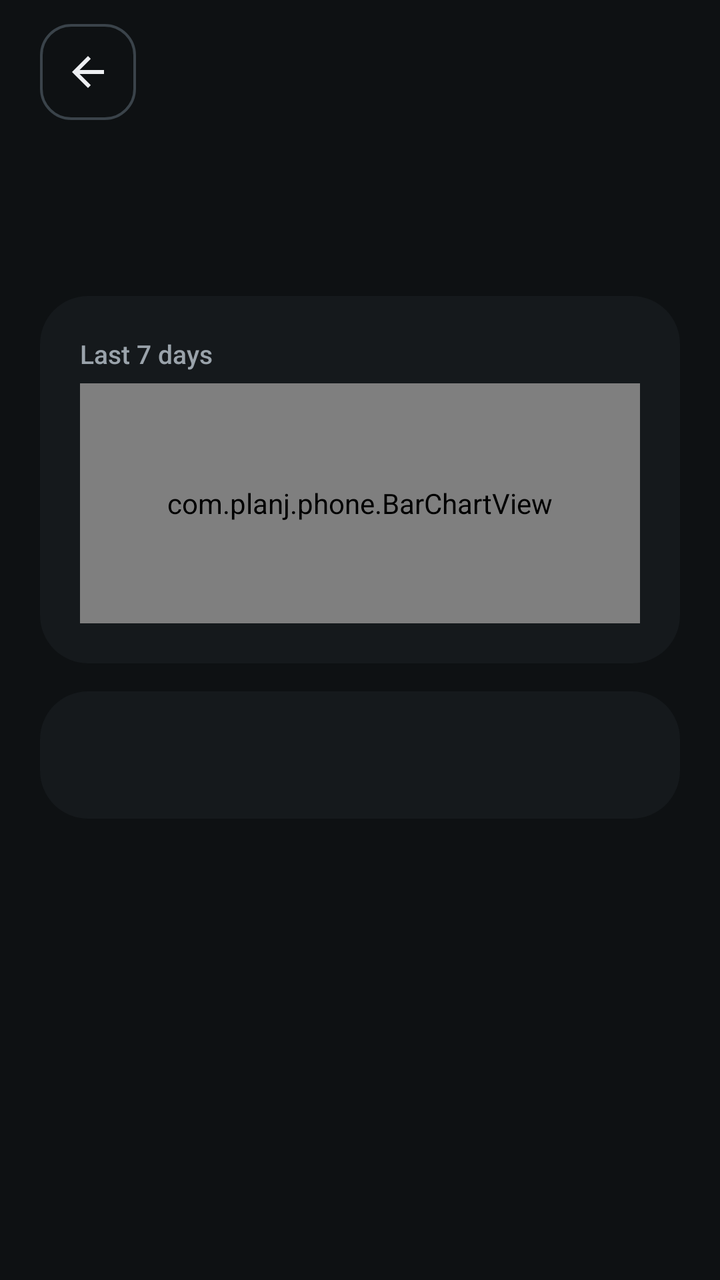
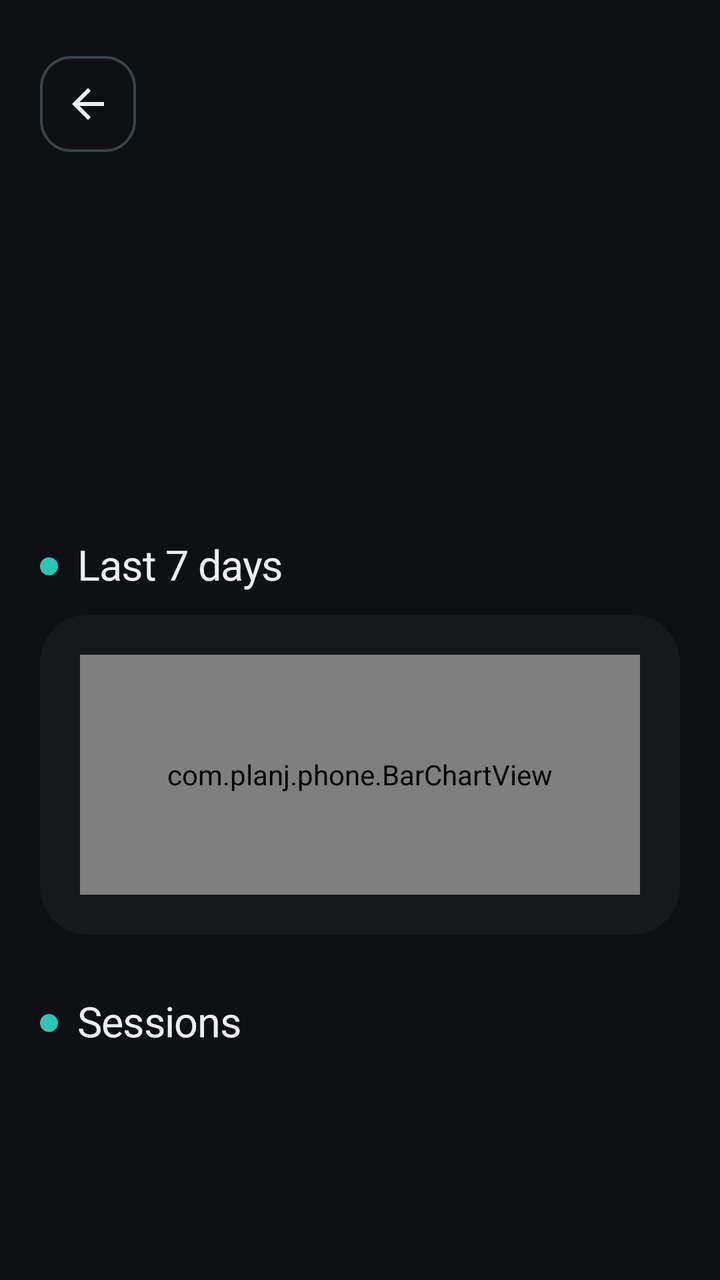

Two renders of the same Android screen: before a commit and after it. Below are the layout's source before the change and the commit's diff.
<!-- AndroidManifest.xml: application theme Theme.Planj -->
<!-- res/layout/activity_app.xml -->
<?xml version="1.0" encoding="utf-8"?>
<ScrollView xmlns:android="http://schemas.android.com/apk/res/android"
    android:layout_width="match_parent"
    android:layout_height="match_parent"
    android:fitsSystemWindows="true"
    android:scrollbars="none">

    <LinearLayout
        android:layout_width="match_parent"
        android:layout_height="wrap_content"
        android:orientation="vertical"
        android:paddingHorizontal="20dp"
        android:paddingTop="12dp"
        android:paddingBottom="24dp">

        <ImageView
            android:id="@+id/back"
            style="@style/CircleButton"
            android:contentDescription="Back"
            android:src="@drawable/ic_back" />

        <LinearLayout
            android:layout_width="match_parent"
            android:layout_height="wrap_content"
            android:layout_marginTop="12dp"
            android:gravity="center_vertical"
            android:orientation="horizontal">

            <ImageView
                android:id="@+id/icon"
                android:layout_width="56dp"
                android:layout_height="56dp"
                android:layout_marginEnd="16dp"
                android:contentDescription="@null" />

            <LinearLayout
                android:layout_width="0dp"
                android:layout_height="wrap_content"
                android:layout_weight="1"
                android:orientation="vertical">

                <TextView
                    android:id="@+id/title"
                    style="@style/Display.M" />

                <TextView
                    android:id="@+id/subtitle"
                    android:layout_width="match_parent"
                    android:layout_height="wrap_content"
                    android:layout_marginTop="2dp"
                    android:textColor="@color/muted"
                    android:textSize="13sp" />
            </LinearLayout>
        </LinearLayout>

        <LinearLayout
            android:layout_width="match_parent"
            android:layout_height="wrap_content"
            android:layout_marginTop="20dp"
            android:background="@drawable/card_bg"
            android:orientation="vertical"
            android:padding="20dp">

            <TextView
                android:layout_width="wrap_content"
                android:layout_height="wrap_content"
                android:fontFamily="sans-serif-medium"
                android:text="Last 7 days"
                android:textColor="@color/muted"
                android:textSize="13sp" />

            <com.planj.phone.BarChartView
                android:id="@+id/chart"
                android:layout_width="match_parent"
                android:layout_height="120dp"
                android:layout_marginTop="6dp" />
        </LinearLayout>

        <LinearLayout
            android:layout_width="match_parent"
            android:layout_height="wrap_content"
            android:layout_marginTop="14dp"
            android:background="@drawable/card_bg"
            android:orientation="vertical"
            android:padding="20dp">

            <TextView
                android:id="@+id/sessions_title"
                android:layout_width="wrap_content"
                android:layout_height="wrap_content"
                android:fontFamily="sans-serif-medium"
                android:textColor="@color/muted"
                android:textSize="13sp" />

            <LinearLayout
                android:id="@+id/sessions"
                android:layout_width="match_parent"
                android:layout_height="wrap_content"
                android:layout_marginTop="6dp"
                android:orientation="vertical" />
        </LinearLayout>
    </LinearLayout>
</ScrollView>
<!-- resources referenced by this layout -->
<resources>
  <color name="muted">#9AA3AB</color>
  <!-- drawable card_bg (drawable) -->
  <?xml version="1.0" encoding="utf-8"?>
  <shape xmlns:android="http://schemas.android.com/apk/res/android" android:shape="rectangle">
      <solid android:color="@color/surface" />
      <corners android:radius="24dp" />
  </shape>
  <!-- drawable ic_back (drawable) -->
  <?xml version="1.0" encoding="utf-8"?>
  <vector xmlns:android="http://schemas.android.com/apk/res/android" android:width="24dp" android:height="24dp" android:viewportWidth="24" android:viewportHeight="24">
      <path android:fillColor="#FFFFFFFF" android:pathData="M20,11H7.8l5.6,-5.6L12,4l-8,8 8,8 1.4,-1.4L7.8,13H20v-2z" />
  </vector>
  <style name="CircleButton" parent="">
          <item name="android:layout_width">48dp</item>
          <item name="android:layout_height">48dp</item>
          <item name="android:background">@drawable/btn_circle</item>
          <item name="android:padding">12dp</item>
          <item name="android:scaleType">fitCenter</item>
          <item name="android:tint">@color/text</item>
      </style>
  <style name="Display.M">
          <item name="android:textSize">24sp</item>
      </style>
  <color name="surface">#15191C</color>
  <color name="text">#EDEFF2</color>
  <color name="bg">#0E1113</color>
  <color name="accent">#2EC4B6</color>
  <color name="ripple">#22FFFFFF</color>
  <color name="border_strong">#3A434A</color>
  <!-- unchanged entries left out for length: 5 -->
</resources>

<!-- the commit's change to res/layout/activity_app.xml (unified diff, before → after) -->
@@ -2,102 +2,64 @@
 <ScrollView xmlns:android="http://schemas.android.com/apk/res/android"
     android:layout_width="match_parent"
     android:layout_height="match_parent"
+    android:fillViewport="true"
     android:fitsSystemWindows="true"
     android:scrollbars="none">
 
-    <LinearLayout
-        android:layout_width="match_parent"
-        android:layout_height="wrap_content"
-        android:orientation="vertical"
-        android:paddingHorizontal="20dp"
-        android:paddingTop="12dp"
-        android:paddingBottom="24dp">
+    <LinearLayout style="@style/Page">
 
         <ImageView
             android:id="@+id/back"
             style="@style/CircleButton"
+            android:layout_marginBottom="20dp"
             android:contentDescription="Back"
             android:src="@drawable/ic_back" />
 
-        <LinearLayout
-            android:layout_width="match_parent"
-            android:layout_height="wrap_content"
-            android:layout_marginTop="12dp"
-            android:gravity="center_vertical"
-            android:orientation="horizontal">
+        <ImageView
+            android:id="@+id/icon"
+            android:layout_width="56dp"
+            android:layout_height="56dp"
+            android:layout_marginBottom="16dp"
+            android:contentDescription="@null" />
 
-            <ImageView
-                android:id="@+id/icon"
-                android:layout_width="56dp"
-                android:layout_height="56dp"
-                android:layout_marginEnd="16dp"
-                android:contentDescription="@null" />
+        <TextView
+            android:id="@+id/title"
+            style="@style/PageTitle" />
 
-            <LinearLayout
-                android:layout_width="0dp"
-                android:layout_height="wrap_content"
-                android:layout_weight="1"
-                android:orientation="vertical">
+        <TextView
+            android:id="@+id/subtitle"
+            style="@style/PageSubtitle" />
 
-                <TextView
-                    android:id="@+id/title"
-                    style="@style/Display.M" />
+        <LinearLayout style="@style/SectionRow">
 
-                <TextView
-                    android:id="@+id/subtitle"
-                    android:layout_width="match_parent"
-                    android:layout_height="wrap_content"
-                    android:layout_marginTop="2dp"
-                    android:textColor="@color/muted"
-                    android:textSize="13sp" />
-            </LinearLayout>
+            <TextView
+                style="@style/SectionTitle"
+                android:text="Last 7 days" />
         </LinearLayout>
 
-        <LinearLayout
-            android:layout_width="match_parent"
-            android:layout_height="wrap_content"
-            android:layout_marginTop="20dp"
-            android:background="@drawable/card_bg"
-            android:orientation="vertical"
-            android:padding="20dp">
-
-            <TextView
-                android:layout_width="wrap_content"
-                android:layout_height="wrap_content"
-                android:fontFamily="sans-serif-medium"
-                android:text="Last 7 days"
-                android:textColor="@color/muted"
-                android:textSize="13sp" />
+        <LinearLayout style="@style/Card">
 
             <com.planj.phone.BarChartView
                 android:id="@+id/chart"
                 android:layout_width="match_parent"
-                android:layout_height="120dp"
-                android:layout_marginTop="6dp" />
+                android:layout_height="120dp" />
+        </LinearLayout>
+
+        <LinearLayout style="@style/SectionRow">
+
+            <TextView
+                style="@style/SectionTitle"
+                android:text="Sessions" />
+
+            <TextView
+                android:id="@+id/sessions_title"
+                style="@style/SectionAside" />
         </LinearLayout>
 
         <LinearLayout
+            android:id="@+id/sessions"
             android:layout_width="match_parent"
             android:layout_height="wrap_content"
-            android:layout_marginTop="14dp"
-            android:background="@drawable/card_bg"
-            android:orientation="vertical"
-            android:padding="20dp">
-
-            <TextView
-                android:id="@+id/sessions_title"
-                android:layout_width="wrap_content"
-                android:layout_height="wrap_content"
-                android:fontFamily="sans-serif-medium"
-                android:textColor="@color/muted"
-                android:textSize="13sp" />
-
-            <LinearLayout
-                android:id="@+id/sessions"
-                android:layout_width="match_parent"
-                android:layout_height="wrap_content"
-                android:layout_marginTop="6dp"
-                android:orientation="vertical" />
-        </LinearLayout>
+            android:orientation="vertical" />
     </LinearLayout>
 </ScrollView>
<!-- resource entries referenced after the edit -->
@@ -1,6 +1,14 @@
 <!-- resources referenced by this layout -->
 <resources>
   <color name="muted">#9AA3AB</color>
+  <style name="Display.XL">
+          <item name="android:textSize">38sp</item>
+      </style>
+  <style name="Heading.Dot">
+          <item name="android:drawableStart">@drawable/dot_accent</item>
+          <item name="android:drawablePadding">10dp</item>
+          <item name="android:gravity">center_vertical</item>
+      </style>
   <!-- drawable card_bg (drawable) -->
   <?xml version="1.0" encoding="utf-8"?>
   <shape xmlns:android="http://schemas.android.com/apk/res/android" android:shape="rectangle">
@@ -12,6 +20,13 @@
   <vector xmlns:android="http://schemas.android.com/apk/res/android" android:width="24dp" android:height="24dp" android:viewportWidth="24" android:viewportHeight="24">
       <path android:fillColor="#FFFFFFFF" android:pathData="M20,11H7.8l5.6,-5.6L12,4l-8,8 8,8 1.4,-1.4L7.8,13H20v-2z" />
   </vector>
+  <style name="Card" parent="">
+          <item name="android:layout_width">match_parent</item>
+          <item name="android:layout_height">wrap_content</item>
+          <item name="android:background">@drawable/card_bg</item>
+          <item name="android:orientation">vertical</item>
+          <item name="android:padding">20dp</item>
+      </style>
   <style name="CircleButton" parent="">
           <item name="android:layout_width">48dp</item>
           <item name="android:layout_height">48dp</item>
@@ -20,8 +35,40 @@
           <item name="android:scaleType">fitCenter</item>
           <item name="android:tint">@color/text</item>
       </style>
-  <style name="Display.M">
-          <item name="android:textSize">24sp</item>
+  <style name="Page" parent="">
+          <item name="android:layout_width">match_parent</item>
+          <item name="android:layout_height">wrap_content</item>
+          <item name="android:orientation">vertical</item>
+          <item name="android:paddingStart">20dp</item>
+          <item name="android:paddingEnd">20dp</item>
+          <item name="android:paddingTop">28dp</item>
+          <item name="android:paddingBottom">32dp</item>
+      </style>
+  <style name="PageSubtitle" parent="">
+          <item name="android:layout_width">match_parent</item>
+          <item name="android:layout_height">wrap_content</item>
+          <item name="android:layout_marginTop">6dp</item>
+          <item name="android:textColor">@color/muted</item>
+          <item name="android:textSize">15sp</item>
+      </style>
+  <style name="PageTitle" parent="Display.XL" />
+  <style name="SectionAside" parent="">
+          <item name="android:layout_width">wrap_content</item>
+          <item name="android:layout_height">wrap_content</item>
+          <item name="android:textColor">@color/muted</item>
+          <item name="android:textSize">14sp</item>
+      </style>
+  <style name="SectionRow" parent="">
+          <item name="android:layout_width">match_parent</item>
+          <item name="android:layout_height">wrap_content</item>
+          <item name="android:layout_marginTop">32dp</item>
+          <item name="android:layout_marginBottom">12dp</item>
+          <item name="android:gravity">center_vertical</item>
+          <item name="android:orientation">horizontal</item>
+      </style>
+  <style name="SectionTitle" parent="Heading.Dot">
+          <item name="android:layout_width">0dp</item>
+          <item name="android:layout_weight">1</item>
       </style>
   <color name="surface">#15191C</color>
   <color name="text">#EDEFF2</color>
@@ -29,6 +76,12 @@
   <color name="accent">#2EC4B6</color>
   <color name="ripple">#22FFFFFF</color>
   <color name="border_strong">#3A434A</color>
+  <!-- drawable dot_accent (drawable) -->
+  <?xml version="1.0" encoding="utf-8"?>
+  <shape xmlns:android="http://schemas.android.com/apk/res/android" android:shape="oval">
+      <solid android:color="@color/accent" />
+      <size android:width="9dp" android:height="9dp" />
+  </shape>
   <!-- unchanged entries left out for length: 5 -->
 </resources>
 
